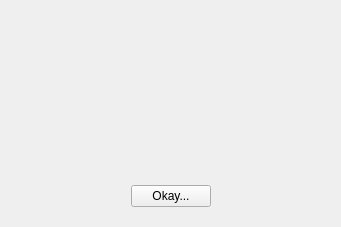
Before: the Qt Designer form View/result_window.ui in sherri-ice/far-from-home, drawn with Qt 5.
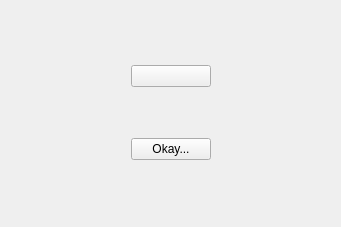
After: the same form once the commit is applied. The open tabs and pages were chosen to show the change.

Diff of the .ui file:
```diff
--- a/View/result_window.ui
+++ b/View/result_window.ui
@@ -71,12 +71,6 @@
          </property>
         </spacer>
        </item>
-       <item row="0" column="2">
-        <widget class="QLabel" name="no_text">
-         <property name="text">
-          </property>
-        </widget>
-       </item>
        <item row="0" column="3">
         <spacer name="horizontalSpacer_2">
          <property name="orientation">
@@ -97,6 +91,13 @@
          </property>
         </widget>
        </item>
+       <item row="0" column="2">
+        <widget class="QPushButton" name="no_text">
+         <property name="text">
+          <string/>
+         </property>
+        </widget>
+       </item>
       </layout>
      </widget>
     </widget>
```
Left out of the diff: 5 changed lines with no effect on the pictures.
